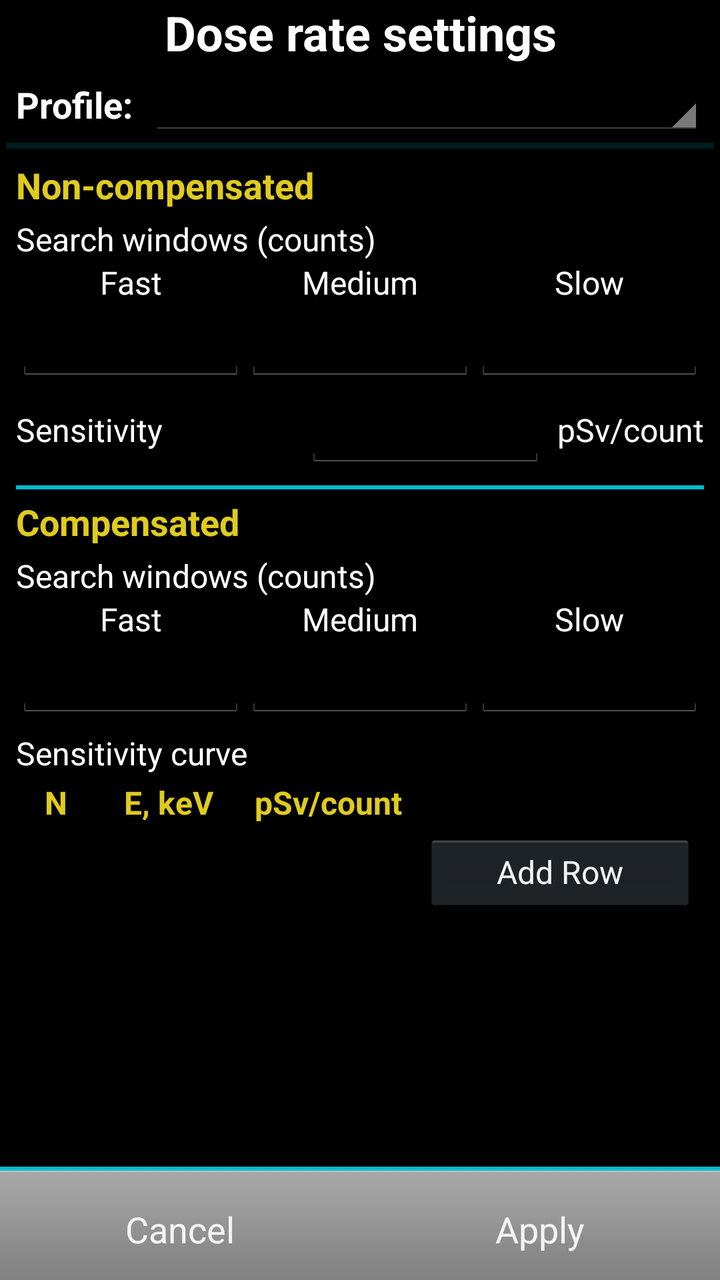
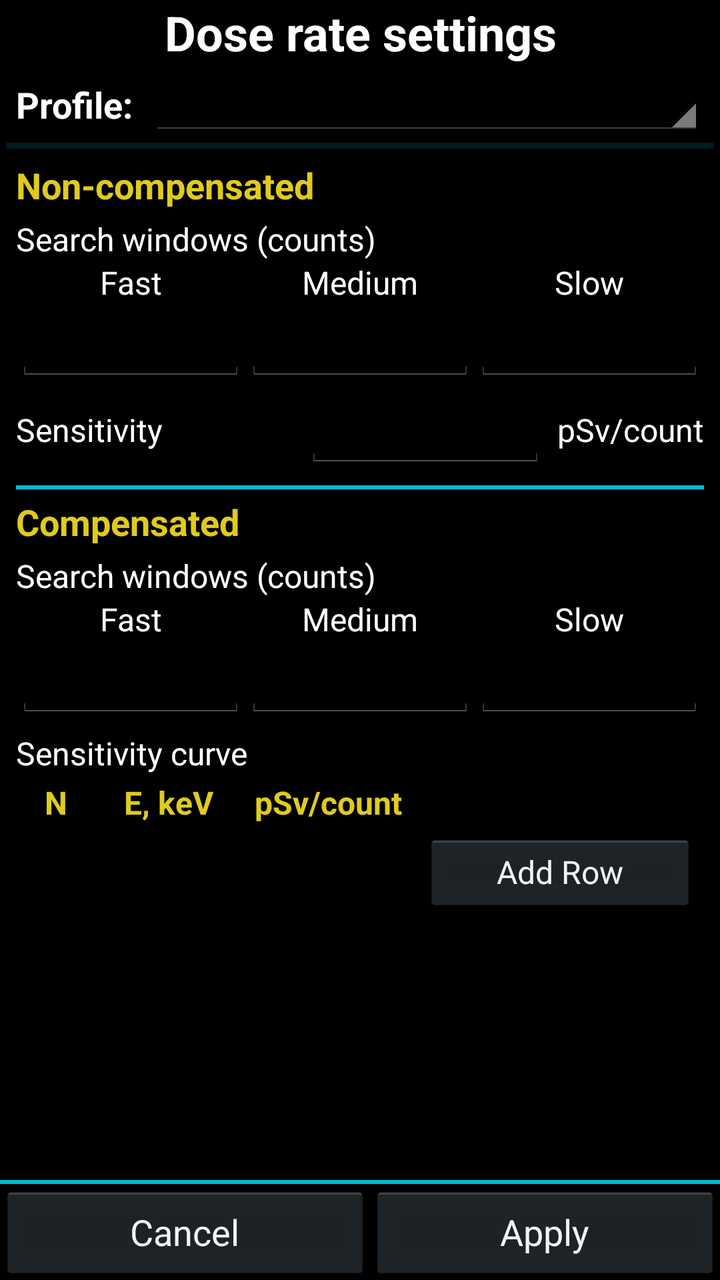

Before-and-after screenshots of an Android layout around one commit, followed by the original layout XML and the change that was made.
<!-- AndroidManifest.xml: application theme AppTheme -->
<!-- res/layout/activity_atom_spectra_sensivity.xml -->
<?xml version="1.0" encoding="utf-8"?>
<androidx.constraintlayout.widget.ConstraintLayout xmlns:android="http://schemas.android.com/apk/res/android"
    xmlns:app="http://schemas.android.com/apk/res-auto"
    xmlns:tools="http://schemas.android.com/tools"
    android:layout_width="match_parent"
    android:layout_height="match_parent"
    tools:context=".AtomSpectraSensitivity">

    <TextView
        android:id="@+id/textSenseCaption"
        android:layout_width="0dp"
        android:layout_height="wrap_content"
        android:gravity="center"
        android:text="@string/detector_sensitivity"
        android:textSize="24dp"
        android:textStyle="bold"
        app:layout_constraintEnd_toEndOf="parent"
        app:layout_constraintStart_toStartOf="parent"
        app:layout_constraintTop_toTopOf="parent" />

    <LinearLayout
        android:id="@+id/profileSection"
        android:layout_width="0dp"
        android:layout_height="wrap_content"
        android:layout_marginStart="8dp"
        android:layout_marginEnd="8dp"
        android:layout_marginTop="4dp"
        android:orientation="vertical"
        app:layout_constraintEnd_toEndOf="parent"
        app:layout_constraintStart_toStartOf="parent"
        app:layout_constraintTop_toBottomOf="@+id/textSenseCaption">

        <LinearLayout
            android:id="@+id/profileRow"
            android:layout_width="match_parent"
            android:layout_height="wrap_content"
            android:gravity="center_vertical"
            android:orientation="horizontal">

            <TextView
                android:layout_width="wrap_content"
                android:layout_height="wrap_content"
                android:text="@string/profile_selector_label"
                android:textSize="18dp"
                android:textStyle="bold" />

            <Spinner
                android:id="@+id/spinnerProfile"
                android:layout_width="0dp"
                android:layout_height="wrap_content"
                android:layout_marginStart="8dp"
                android:layout_weight="1" />
        </LinearLayout>

        
        <LinearLayout
            android:id="@+id/customActions"
            android:layout_width="match_parent"
            android:layout_height="wrap_content"
            android:orientation="horizontal"
            android:visibility="gone">

            <Button
                android:id="@+id/buttonProfileLoad"
                android:layout_width="wrap_content"
                android:layout_height="40dp"
                android:layout_weight="1"
                android:onClick="onLoadProfileButton"
                android:text="@string/profile_load"
                android:textSize="16dp" />

            <Button
                android:id="@+id/buttonProfileSave"
                android:layout_width="wrap_content"
                android:layout_height="40dp"
                android:layout_weight="1"
                android:onClick="onSaveProfileButton"
                android:text="@string/profile_save"
                android:textSize="16dp" />

            <Button
                android:id="@+id/buttonProfileReset"
                android:layout_width="wrap_content"
                android:layout_height="40dp"
                android:layout_weight="1"
                android:onClick="onResetToButton"
                android:text="@string/profile_reset_to"
                android:textSize="16dp" />
        </LinearLayout>
    </LinearLayout>

    <View
        android:id="@+id/topSenseDivider"
        android:layout_width="0dp"
        android:layout_height="3dp"
        android:layout_margin="3dp"
        android:background="?android:attr/listDivider"
        android:backgroundTint="@color/colorDivider"
        android:foreground="@drawable/divider"
        app:layout_constraintEnd_toEndOf="parent"
        app:layout_constraintStart_toStartOf="parent"
        app:layout_constraintTop_toBottomOf="@+id/profileSection" />

    <ScrollView
        android:id="@+id/scrollSense"
        android:layout_width="match_parent"
        android:layout_height="0dp"
        app:layout_constraintBottom_toTopOf="@+id/bottomBar"
        app:layout_constraintEnd_toEndOf="parent"
        app:layout_constraintStart_toStartOf="parent"
        app:layout_constraintTop_toBottomOf="@+id/topSenseDivider">

        <LinearLayout
            android:layout_width="match_parent"
            android:layout_height="wrap_content"
            android:orientation="vertical"
            android:paddingStart="8dp"
            android:paddingEnd="8dp">

            
            <TextView
                android:layout_width="match_parent"
                android:layout_height="wrap_content"
                android:layout_marginTop="6dp"
                android:text="@string/section_non_compensated"
                android:textColor="@color/colorHeader"
                android:textSize="18dp"
                android:textStyle="bold" />

            <TextView
                android:layout_width="match_parent"
                android:layout_height="wrap_content"
                android:layout_marginTop="4dp"
                android:text="@string/search_targets_header"
                android:textSize="16dp" />

            <LinearLayout
                android:layout_width="match_parent"
                android:layout_height="wrap_content"
                android:orientation="horizontal">

                <LinearLayout
                    android:layout_width="0dp"
                    android:layout_height="wrap_content"
                    android:layout_weight="1"
                    android:orientation="vertical">

                    <TextView
                        android:layout_width="match_parent"
                        android:layout_height="wrap_content"
                        android:gravity="center"
                        android:text="@string/search_target_fast"
                        android:textSize="16dp" />

                    <EditText
                        android:id="@+id/editNonCompFast"
                        android:layout_width="match_parent"
                        android:layout_height="wrap_content"
                        android:gravity="center"
                        android:inputType="number"
                        android:singleLine="true" />
                </LinearLayout>

                <LinearLayout
                    android:layout_width="0dp"
                    android:layout_height="wrap_content"
                    android:layout_weight="1"
                    android:orientation="vertical">

                    <TextView
                        android:layout_width="match_parent"
                        android:layout_height="wrap_content"
                        android:gravity="center"
                        android:text="@string/search_target_medium"
                        android:textSize="16dp" />

                    <EditText
                        android:id="@+id/editNonCompMedium"
                        android:layout_width="match_parent"
                        android:layout_height="wrap_content"
                        android:gravity="center"
                        android:inputType="number"
                        android:singleLine="true" />
                </LinearLayout>

                <LinearLayout
                    android:layout_width="0dp"
                    android:layout_height="wrap_content"
                    android:layout_weight="1"
                    android:orientation="vertical">

                    <TextView
                        android:layout_width="match_parent"
                        android:layout_height="wrap_content"
                        android:gravity="center"
                        android:text="@string/search_target_slow"
                        android:textSize="16dp" />

                    <EditText
                        android:id="@+id/editNonCompSlow"
                        android:layout_width="match_parent"
                        android:layout_height="wrap_content"
                        android:gravity="center"
                        android:inputType="number"
                        android:singleLine="true" />
                </LinearLayout>
            </LinearLayout>

            <LinearLayout
                android:layout_width="match_parent"
                android:layout_height="wrap_content"
                android:layout_marginTop="4dp"
                android:gravity="center_vertical"
                android:orientation="horizontal">

                <TextView
                    android:layout_width="0dp"
                    android:layout_height="wrap_content"
                    android:layout_weight="1"
                    android:text="@string/sens_sensitivity"
                    android:textSize="16dp" />

                <EditText
                    android:id="@+id/editNonCompSens"
                    android:layout_width="120dp"
                    android:layout_height="wrap_content"
                    android:gravity="end"
                    android:inputType="numberDecimal"
                    android:singleLine="true" />

                <TextView
                    android:layout_width="wrap_content"
                    android:layout_height="wrap_content"
                    android:layout_marginStart="6dp"
                    android:text="@string/sens_unit_psv_per_count"
                    android:textSize="16dp" />
            </LinearLayout>

            <View
                android:layout_width="match_parent"
                android:layout_height="2dp"
                android:layout_marginTop="8dp"
                android:layout_marginBottom="4dp"
                android:background="@color/colorDivider" />

            
            <TextView
                android:layout_width="match_parent"
                android:layout_height="wrap_content"
                android:text="@string/section_compensated"
                android:textColor="@color/colorHeader"
                android:textSize="18dp"
                android:textStyle="bold" />

            <TextView
                android:layout_width="match_parent"
                android:layout_height="wrap_content"
                android:layout_marginTop="4dp"
                android:text="@string/search_targets_header"
                android:textSize="16dp" />

            <LinearLayout
                android:layout_width="match_parent"
                android:layout_height="wrap_content"
                android:orientation="horizontal">

                <LinearLayout
                    android:layout_width="0dp"
                    android:layout_height="wrap_content"
                    android:layout_weight="1"
                    android:orientation="vertical">

                    <TextView
                        android:layout_width="match_parent"
                        android:layout_height="wrap_content"
                        android:gravity="center"
                        android:text="@string/search_target_fast"
                        android:textSize="16dp" />

                    <EditText
                        android:id="@+id/editCompFast"
                        android:layout_width="match_parent"
                        android:layout_height="wrap_content"
                        android:gravity="center"
                        android:inputType="number"
                        android:singleLine="true" />
                </LinearLayout>

                <LinearLayout
                    android:layout_width="0dp"
                    android:layout_height="wrap_content"
                    android:layout_weight="1"
                    android:orientation="vertical">

                    <TextView
                        android:layout_width="match_parent"
                        android:layout_height="wrap_content"
                        android:gravity="center"
                        android:text="@string/search_target_medium"
                        android:textSize="16dp" />

                    <EditText
                        android:id="@+id/editCompMedium"
                        android:layout_width="match_parent"
                        android:layout_height="wrap_content"
                        android:gravity="center"
                        android:inputType="number"
                        android:singleLine="true" />
                </LinearLayout>

                <LinearLayout
                    android:layout_width="0dp"
                    android:layout_height="wrap_content"
                    android:layout_weight="1"
                    android:orientation="vertical">

                    <TextView
                        android:layout_width="match_parent"
                        android:layout_height="wrap_content"
                        android:gravity="center"
                        android:text="@string/search_target_slow"
                        android:textSize="16dp" />

                    <EditText
                        android:id="@+id/editCompSlow"
                        android:layout_width="match_parent"
                        android:layout_height="wrap_content"
                        android:gravity="center"
                        android:inputType="number"
                        android:singleLine="true" />
                </LinearLayout>
            </LinearLayout>

            <TextView
                android:layout_width="match_parent"
                android:layout_height="wrap_content"
                android:layout_marginTop="6dp"
                android:text="@string/section_compensated_curve"
                android:textSize="16dp" />

            
            <TableLayout
                android:layout_width="match_parent"
                android:layout_height="wrap_content"
                android:layout_marginTop="3dp">

                <TableRow
                    android:layout_width="match_parent"
                    android:layout_height="match_parent">

                    <TextView
                        android:layout_width="40dp"
                        android:layout_height="wrap_content"
                        android:gravity="center"
                        android:text="N"
                        android:textColor="@color/colorHeader"
                        android:textSize="16dp"
                        android:textStyle="bold" />

                    <TextView
                        android:layout_width="match_parent"
                        android:layout_height="wrap_content"
                        android:layout_weight="2"
                        android:gravity="center"
                        android:text="@string/sens_energy_kev"
                        android:textColor="@color/colorHeader"
                        android:textSize="16dp"
                        android:textStyle="bold" />

                    <TextView
                        android:layout_width="match_parent"
                        android:layout_height="wrap_content"
                        android:layout_weight="1"
                        android:gravity="center"
                        android:text="@string/sens_unit_psv_per_count"
                        android:textColor="@color/colorHeader"
                        android:textSize="16dp"
                        android:textStyle="bold" />

                    <TextView
                        android:layout_width="144dp"
                        android:layout_height="wrap_content"
                        android:gravity="center"
                        android:textColor="@color/colorHeader"
                        android:textSize="16dp"
                        android:textStyle="bold" />
                </TableRow>
            </TableLayout>

            <TableLayout
                android:id="@+id/tableSensitivity"
                android:layout_width="match_parent"
                android:layout_height="wrap_content" />

            <Button
                android:id="@+id/buttonSensAdd"
                android:layout_width="136dp"
                android:layout_height="40dp"
                android:layout_gravity="end"
                android:layout_marginTop="4dp"
                android:layout_marginEnd="4dp"
                android:layout_marginBottom="4dp"
                android:onClick="onAddButton"
                android:text="@string/sensitivity_add_row"
                android:textSize="16dp" />
        </LinearLayout>
    </ScrollView>

    <LinearLayout
        android:id="@+id/bottomBar"
        android:layout_width="match_parent"
        android:layout_height="wrap_content"
        android:orientation="vertical"
        app:layout_constraintBottom_toBottomOf="parent"
        app:layout_constraintEnd_toEndOf="parent"
        app:layout_constraintStart_toStartOf="parent">

        <View
            android:layout_width="match_parent"
            android:layout_height="2dp"
            android:background="@color/colorDivider" />

        <LinearLayout
            android:layout_width="match_parent"
            android:layout_height="wrap_content"
            android:orientation="horizontal">

            <Button
                android:id="@+id/buttonSensCancel"
                style="@android:style/ButtonBar"
                android:layout_width="wrap_content"
                android:layout_height="wrap_content"
                android:layout_weight="1"
                android:onClick="onCancelButton"
                android:text="@android:string/cancel" />

            <Button
                android:id="@+id/buttonSensOk"
                style="@android:style/ButtonBar"
                android:layout_width="wrap_content"
                android:layout_height="wrap_content"
                android:layout_weight="1"
                android:onClick="onOkButton"
                android:text="@string/sensitivity_apply" />
        </LinearLayout>
    </LinearLayout>

</androidx.constraintlayout.widget.ConstraintLayout>
<!-- resources referenced by this layout -->
<resources>
  <color name="colorDivider">#FF00BCD4</color>
  <color name="colorHeader">#FFDFCB1E</color>
  <!-- drawable divider: png bitmap (drawable, 3113 bytes) -->
  <string name="detector_sensitivity">Dose rate settings</string>
  <string name="profile_load">Load</string>
  <string name="profile_reset_to">Reset to…</string>
  <string name="profile_save">Save</string>
  <string name="profile_selector_label">Profile:</string>
  <string name="search_target_fast">Fast</string>
  <string name="search_target_medium">Medium</string>
  <string name="search_target_slow">Slow</string>
  <string name="search_targets_header">Search windows (counts)</string>
  <string name="section_compensated">Compensated</string>
  <string name="section_compensated_curve">Sensitivity curve</string>
  <string name="section_non_compensated">Non-compensated</string>
  <string name="sens_energy_kev">E, keV</string>
  <string name="sens_sensitivity">Sensitivity</string>
  <string name="sens_unit_psv_per_count">pSv/count</string>
  <string name="sensitivity_add_row">Add Row</string>
  <string name="sensitivity_apply">Apply</string>
  <style name="AppTheme" parent="AppBaseTheme">
          <item name="android:colorPrimary">@color/color_main</item>
          <item name="android:textColor">@color/color_main</item>
          <item name="android:colorAccent">@color/color_main</item>
          
  
      </style>
  <style name="AppBaseTheme" parent="android:Theme.Holo">
          
      </style>
</resources>

<!-- the commit's change to res/layout/activity_atom_spectra_sensivity.xml (unified diff, before → after) -->
@@ -427,7 +427,6 @@
 
             <Button
                 android:id="@+id/buttonSensCancel"
-                style="@android:style/ButtonBar"
                 android:layout_width="wrap_content"
                 android:layout_height="wrap_content"
                 android:layout_weight="1"
@@ -436,7 +435,6 @@
 
             <Button
                 android:id="@+id/buttonSensOk"
-                style="@android:style/ButtonBar"
                 android:layout_width="wrap_content"
                 android:layout_height="wrap_content"
                 android:layout_weight="1"
